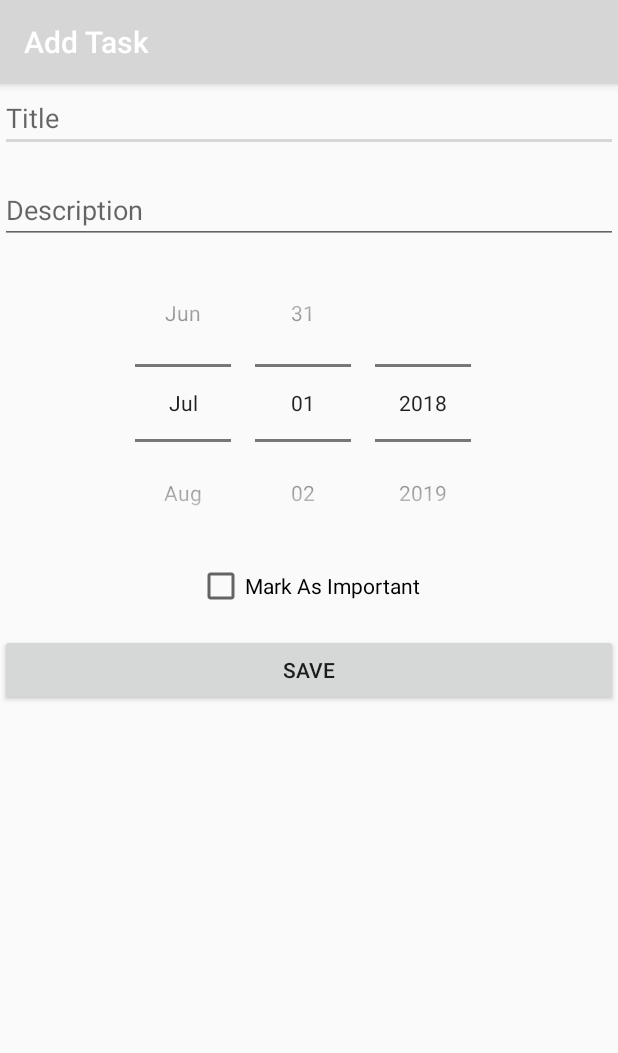
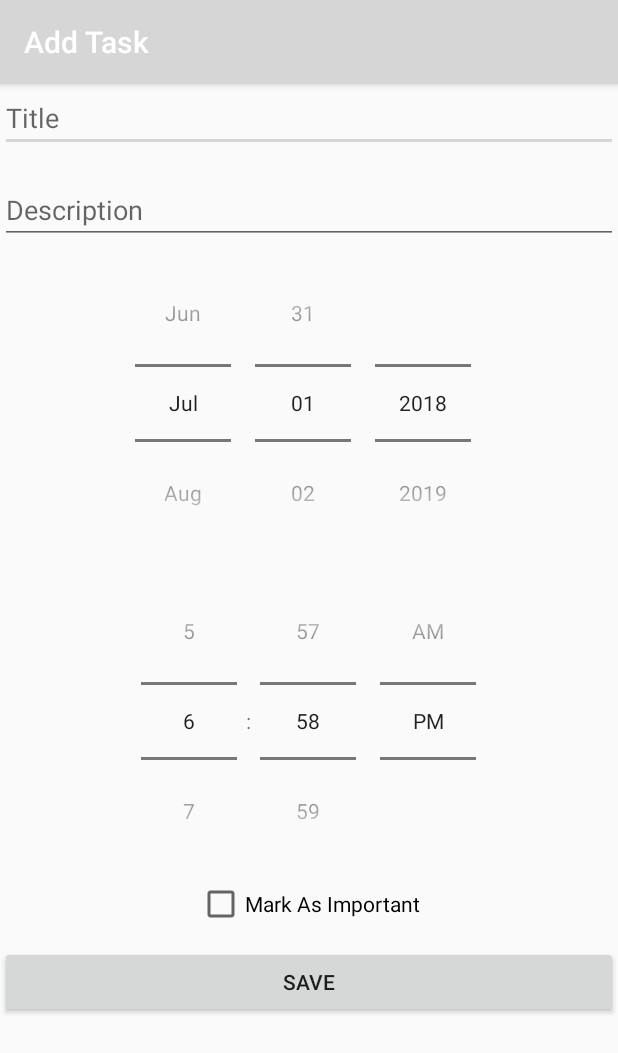
Before and after one commit to viditjain99/ToDoList, an Android app: the screen it shows after launch (AddTask), after a tap on "Add", on a phone screen of 412 x 824 dp. Shown: the top 1053 px of the screen. Run offline under Robolectric (Android 15) with nearby library versions, the light colour scheme and no system bars.

Commit message:
Added TimePicker

```diff
--- a/app/src/main/java/com/example/vidit/todolist/AddTask.java
+++ b/app/src/main/java/com/example/vidit/todolist/AddTask.java
@@ -10,6 +10,7 @@ import android.view.View;
 import android.widget.CheckBox;
 import android.widget.DatePicker;
 import android.widget.EditText;
+import android.widget.TimePicker;
 import android.widget.Toast;
 
 import java.text.SimpleDateFormat;
@@ -24,7 +25,10 @@ public class AddTask extends AppCompatActivity
     public static final String MONTH_KEY="month";
     public static final String YEAR_KEY="year";
     public static final String CHECKED_KEY="checked";
+    public static final String HOUR_KEY="hour";
+    public static final String MINUTE_KEY="minute";
     public DatePicker datePicker;
+    public TimePicker timePicker;
     @Override
     public void onCreate(Bundle savedInstanceState)
     {
@@ -35,6 +39,8 @@ public class AddTask extends AppCompatActivity
         datePicker=findViewById(R.id.datePicker);
         datePicker.setSpinnersShown(true);
         datePicker.setMinDate(System.currentTimeMillis()-1000);
+        timePicker=findViewById(R.id.timePicker);
+        timePicker.setIs24HourView(false);
     }
     public void saveTask(View view)
     {
@@ -46,6 +52,8 @@ public class AddTask extends AppCompatActivity
         String day=String.valueOf(datePicker.getDayOfMonth());
         String month=String.valueOf(datePicker.getMonth()+1);
         String year=String.valueOf(datePicker.getYear());
+        String hour=String.valueOf(timePicker.getHour());
+        String minute=String.valueOf(timePicker.getMinute());
         boolean flag=importantCheckBox.isChecked();
         Intent data=new Intent();
         data.putExtra(TITLE_KEY,title);
@@ -54,6 +62,8 @@ public class AddTask extends AppCompatActivity
         data.putExtra(MONTH_KEY,month);
         data.putExtra(YEAR_KEY,year);
         data.putExtra(CHECKED_KEY,flag);
+        data.putExtra(HOUR_KEY,hour);
+        data.putExtra(MINUTE_KEY,minute);
         setResult(ADD_RESULT_CODE,data);
         finish();
     }
--- a/app/src/main/java/com/example/vidit/todolist/Contract.java
+++ b/app/src/main/java/com/example/vidit/todolist/Contract.java
@@ -10,5 +10,6 @@ public class Contract
         public static final String COLUMN_ID="id";
         public static final String COLUMN_DATE="date";
         public static final String COLUMN_IMPORTANT="important";
+        public static final String COLUMN_TIME="time";
     }
 }
--- a/app/src/main/java/com/example/vidit/todolist/ImportantTasks.java
+++ b/app/src/main/java/com/example/vidit/todolist/ImportantTasks.java
@@ -42,10 +42,12 @@ public class ImportantTasks extends AppCompatActivity implements AdapterView.OnI
             long id=cursor.getLong(cursor.getColumnIndex(Contract.Task.COLUMN_ID));
             String date=cursor.getString(cursor.getColumnIndex(Contract.Task.COLUMN_DATE));
             String flag=cursor.getString(cursor.getColumnIndex(Contract.Task.COLUMN_IMPORTANT));
+            String time=cursor.getString(cursor.getColumnIndex(Contract.Task.COLUMN_TIME));
             Task task=new Task(title,desc,date);
             task.setId(id);
             task.setDate(date);
             task.setImportant(Boolean.parseBoolean(flag));
+            task.setTime(time);
             tasks.add(task);
         }
         adapter=new TaskAdapter(this,tasks);
--- a/app/src/main/java/com/example/vidit/todolist/TaskAdapter.java
+++ b/app/src/main/java/com/example/vidit/todolist/TaskAdapter.java
@@ -53,7 +53,7 @@ public class TaskAdapter extends ArrayAdapter
         }
         TaskViewHolder viewHolder=(TaskViewHolder) output.getTag();
         Task task=tasks.get(position);
-        viewHolder.date.setText(task.getDate());
+        viewHolder.date.setText(task.getTime()+'\n'+task.getDate());
         viewHolder.title.setText(task.getTitle());
         return output;
     }
--- a/app/src/main/java/com/example/vidit/todolist/TaskOpenHelper.java
+++ b/app/src/main/java/com/example/vidit/todolist/TaskOpenHelper.java
@@ -24,7 +24,7 @@ public class TaskOpenHelper extends SQLiteOpenHelper
     @Override
     public void onCreate(SQLiteDatabase sqLiteDatabase)
     {
-        String taskSql="CREATE TABLE "+Contract.Task.TABLE_NAME+" ( "+Contract.Task.COLUMN_ID+" INTEGER PRIMARY KEY AUTOINCREMENT , "+Contract.Task.COLUMN_TITLE+" TEXT , "+Contract.Task.COLUMN_DESC+" TEXT , "+Contract.Task.COLUMN_DATE+" TEXT , "+Contract.Task.COLUMN_IMPORTANT+" BOOLEAN )";
+        String taskSql="CREATE TABLE "+Contract.Task.TABLE_NAME+" ( "+Contract.Task.COLUMN_ID+" INTEGER PRIMARY KEY AUTOINCREMENT , "+Contract.Task.COLUMN_TITLE+" TEXT , "+Contract.Task.COLUMN_DESC+" TEXT , "+Contract.Task.COLUMN_DATE+" TEXT , "+Contract.Task.COLUMN_IMPORTANT+" BOOLEAN , "+Contract.Task.COLUMN_TIME+" TEXT )";
         sqLiteDatabase.execSQL(taskSql);
     }
     @Override
--- a/app/src/main/res/layout/activity_add_task.xml
+++ b/app/src/main/res/layout/activity_add_task.xml
@@ -22,18 +22,24 @@
         android:datePickerMode="spinner"
         android:calendarViewShown="false"
         android:layout_gravity="center"/>
+    <TimePicker
+        android:layout_width="wrap_content"
+        android:layout_height="wrap_content"
+        android:id="@+id/timePicker"
+        android:timePickerMode="spinner"
+        android:layout_gravity="center"/>
     <CheckBox
         android:layout_width="wrap_content"
         android:layout_height="wrap_content"
         android:id="@+id/importantCheckBox"
+        android:layout_marginBottom="6dp"
         android:text="Mark As Important"
         android:layout_gravity="center"
         android:checked="false"/>
     <Button
         android:layout_width="match_parent"
         android:layout_height="wrap_content"
-        android:layout_marginTop="16dp"
+        android:layout_marginTop="6dp"
         android:text="Save"
         android:onClick="saveTask"/>
-
 </LinearLayout>
```
Also changed, not shown: app/src/main/java/com/example/vidit/todolist/EditTask.java (+14 -0 lines), app/src/main/java/com/example/vidit/todolist/MainActivity.java (+25 -1 lines), app/src/main/java/com/example/vidit/todolist/Task.java (+27 -0 lines), app/src/main/res/layout/activity_edit_task.xml (+8 -0 lines).
